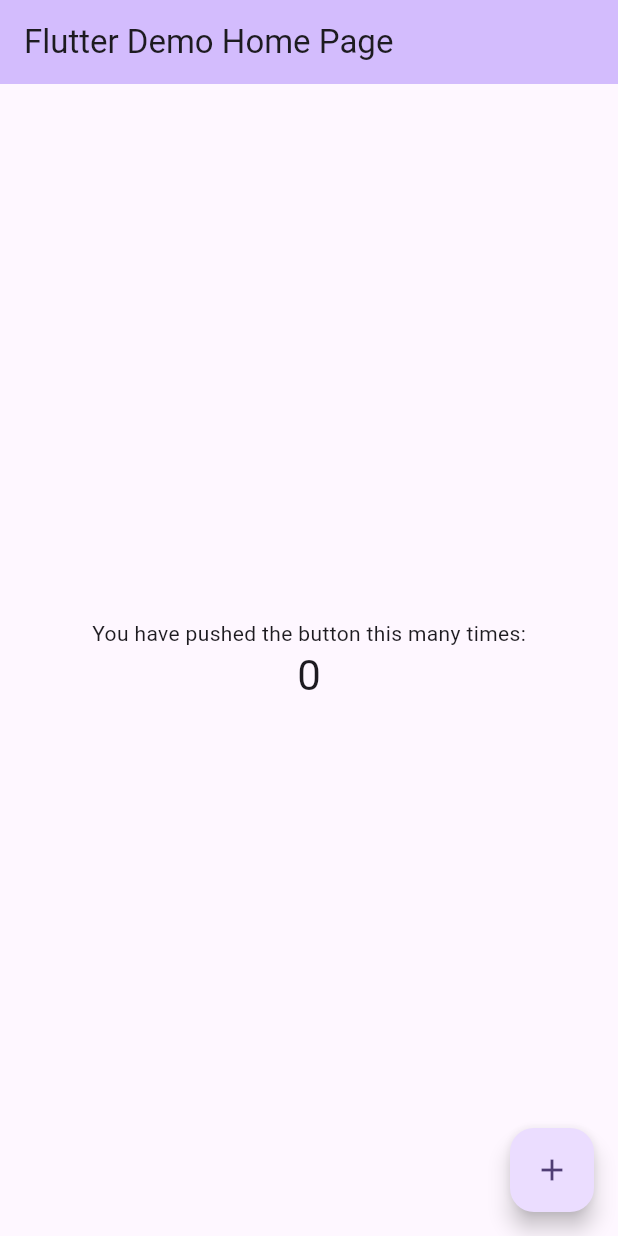
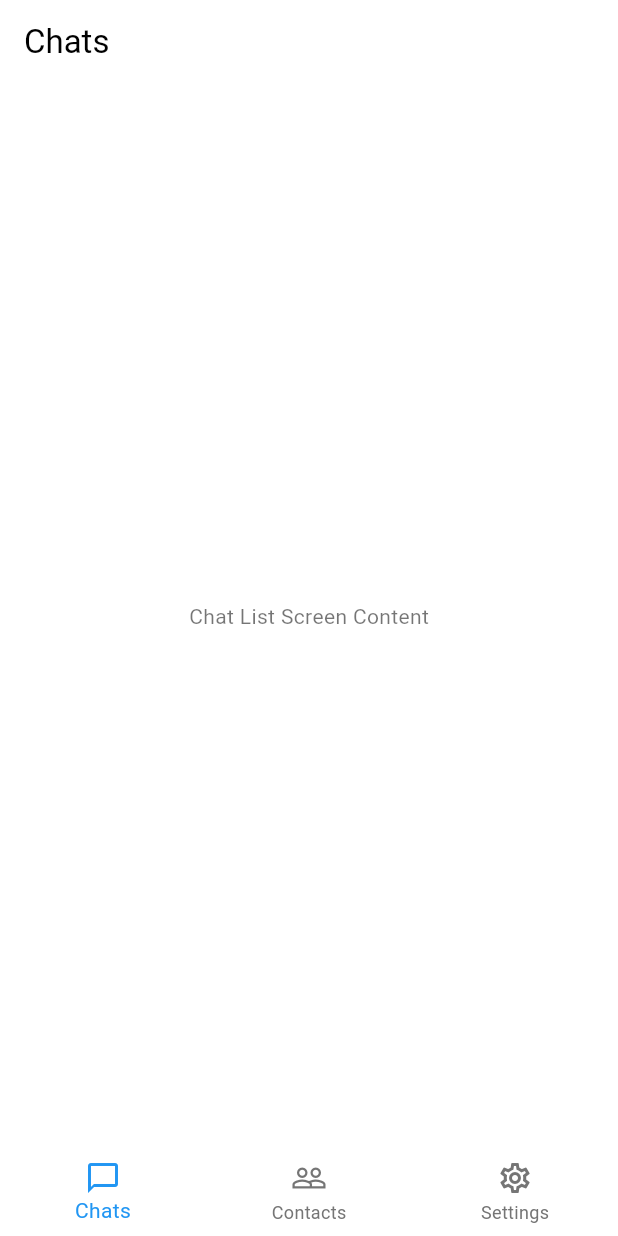
Before and after one commit to could-ai/01983cca-7330-74d1-9a77-8cb864970773, a Flutter app: the screen it shows after launch, on a phone screen of 412 x 824 dp. Run offline on Flutter 3.47's test engine with Material 3 defaults, Android fonts, the phone set to English and light mode, and no system bars; our stand-ins replace shared_preferences.

Commit message:
Add shared_preferences, provider, uuid, and intl dependencies for local storage, state management, unique IDs, and date formatting.; Initialize app with theme, navigation, and Provider for theme management.; Create placeholder for ChatListScreen.; Create placeholder for IndividualChatScreen.; Create placeholder for ContactsScreen.; Create placeholder for SettingsScreen with theme toggle.; Create Message data model.; Create ChatConversation data model.; Create Contact data model.; Create ThemeProvider for managing light/dark mode and persisting choice.; Create LocalStorageService for managing local data persistence using SharedPreferences.

```diff
--- a/usr/lib/main.dart
+++ b/usr/lib/main.dart
@@ -1,4 +1,9 @@
 import 'package:flutter/material.dart';
+import 'package:provider/provider.dart';
+import 'package:couldai_user_app/screens/chat_list_screen.dart';
+import 'package:couldai_user_app/screens/contacts_screen.dart';
+import 'package:couldai_user_app/screens/settings_screen.dart';
+import 'package:couldai_user_app/providers/theme_provider.dart';
 
 void main() {
   runApp(const MyApp());
@@ -7,114 +12,111 @@ void main() {
 class MyApp extends StatelessWidget {
   const MyApp({super.key});
 
-  // This widget is the root of your application.
   @override
   Widget build(BuildContext context) {
-    return MaterialApp(
-      title: 'Flutter Demo',
-      debugShowCheckedModeBanner: false,
-      theme: ThemeData(
-        // This is the theme of your application.
-        //
-        // TRY THIS: Try running your application with "flutter run". You'll see
-        // the application has a purple toolbar. Then, without quitting the app,
-        // try changing the seedColor in the colorScheme below to Colors.green
-        // and then invoke "hot reload" (save your changes or press the "hot
-        // reload" button in a Flutter-supported IDE, or press "r" if you used
-        // the command line to start the app).
-        //
-        // Notice that the counter didn't reset back to zero; the application
-        // state is not lost during the reload. To reset the state, use hot
-        // restart instead.
-        //
-        // This works for code too, not just values: Most code changes can be
-        // tested with just a hot reload.
-        colorScheme: ColorScheme.fromSeed(seedColor: Colors.deepPurple),
+    return ChangeNotifierProvider(
+      create: (_) => ThemeProvider(),
+      child: Consumer<ThemeProvider>(
+        builder: (context, themeProvider, child) {
+          return MaterialApp(
+            title: 'Flutter Chat App',
+            theme: ThemeData(
+              brightness: Brightness.light,
+              primarySwatch: Colors.blue,
+              appBarTheme: const AppBarTheme(
+                backgroundColor: Colors.white,
+                foregroundColor: Colors.black,
+                elevation: 0,
+              ),
+              scaffoldBackgroundColor: Colors.white,
+              cardColor: Colors.grey[100],
+              textTheme: const TextTheme(
+                bodyLarge: TextStyle(color: Colors.black),
+                bodyMedium: TextStyle(color: Colors.black54),
+              ),
+              bottomNavigationBarTheme: BottomNavigationBarThemeData(
+                selectedItemColor: Colors.blue,
+                unselectedItemColor: Colors.grey[600],
+                backgroundColor: Colors.white,
+                elevation: 0,
+              ),
+            ),
+            darkTheme: ThemeData(
+              brightness: Brightness.dark,
+              primarySwatch: Colors.blueGrey,
+              appBarTheme: AppBarTheme(
+                backgroundColor: Colors.grey[900],
+                foregroundColor: Colors.white,
+                elevation: 0,
+              ),
+              scaffoldBackgroundColor: Colors.grey[900],
+              cardColor: Colors.grey[800],
+              textTheme: const TextTheme(
+                bodyLarge: TextStyle(color: Colors.white),
+                bodyMedium: TextStyle(color: Colors.white70),
+              ),
+              bottomNavigationBarTheme: BottomNavigationBarThemeData(
+                selectedItemColor: Colors.blueAccent,
+                unselectedItemColor: Colors.grey[500],
+                backgroundColor: Colors.grey[900],
+                elevation: 0,
+              ),
+            ),
+            themeMode: themeProvider.themeMode,
+            home: const MainScreen(),
+          );
+        },
       ),
-      home: const MyHomePage(title: 'Flutter Demo Home Page'),
     );
   }
 }
 
-class MyHomePage extends StatefulWidget {
-  const MyHomePage({super.key, required this.title});
-
-  // This widget is the home page of your application. It is stateful, meaning
-  // that it has a State object (defined below) that contains fields that affect
-  // how it looks.
-
-  // This class is the configuration for the state. It holds the values (in this
-  // case the title) provided by the parent (in this case the App widget) and
-  // used by the build method of the State. Fields in a Widget subclass are
-  // always marked "final".
-
-  final String title;
+class MainScreen extends StatefulWidget {
+  const MainScreen({super.key});
 
   @override
-  State<MyHomePage> createState() => _MyHomePageState();
+  State<MainScreen> createState() => _MainScreenState();
 }
 
-class _MyHomePageState extends State<MyHomePage> {
-  int _counter = 0;
+class _MainScreenState extends State<MainScreen> {
+  int _selectedIndex = 0;
 
-  void _incrementCounter() {
+  static final List<Widget> _widgetOptions = <Widget>[
+    const ChatListScreen(),
+    const ContactsScreen(),
+    const SettingsScreen(),
+  ];
+
+  void _onItemTapped(int index) {
     setState(() {
-      // This call to setState tells the Flutter framework that something has
-      // changed in this State, which causes it to rerun the build method below
-      // so that the display can reflect the updated values. If we changed
-      // _counter without calling setState(), then the build method would not be
-      // called again, and so nothing would appear to happen.
-      _counter++;
+      _selectedIndex = index;
     });
   }
 
   @override
   Widget build(BuildContext context) {
-    // This method is rerun every time setState is called, for instance as done
-    // by the _incrementCounter method above.
-    //
-    // The Flutter framework has been optimized to make rerunning build methods
-    // fast, so that you can just rebuild anything that needs updating rather
-    // than having to individually change instances of widgets.
     return Scaffold(
-      appBar: AppBar(
-        // TRY THIS: Try changing the color here to a specific color (to
-        // Colors.amber, perhaps?) and trigger a hot reload to see the AppBar
-        // change color while the other colors stay the same.
-        backgroundColor: Theme.of(context).colorScheme.inversePrimary,
-        // Here we take the value from the MyHomePage object that was created by
-        // the App.build method, and use it to set our appbar title.
-        title: Text(widget.title),
+      body: Center(
+        child: _widgetOptions.elementAt(_selectedIndex),
       ),
-      body: Center(
-        // Center is a layout widget. It takes a single child and positions it
-        // in the middle of the parent.
-        child: Column(
-          // Column is also a layout widget. It takes a list of children and
-          // arranges them vertically. By default, it sizes itself to fit its
-          // children horizontally, and tries to be as tall as its parent.
-          //
-          // Column has various properties to control how it sizes itself and
-          // how it positions its children. Here we use mainAxisAlignment to
-          // center the children vertically; the main axis here is the vertical
-          // axis because Columns are vertical (the cross axis would be
-          // horizontal).
-          //
-          // TRY THIS: Invoke "debug painting" (choose the "Toggle Debug Paint"
-          // action in the IDE, or press "p" in the console), to see the
-          // wireframe for each widget.
-          mainAxisAlignment: MainAxisAlignment.center,
-          children: <Widget>[
-            const Text('You have pushed the button this many times:'),
-            Text('$_counter', style: Theme.of(context).textTheme.headlineMedium),
-          ],
-        ),
+      bottomNavigationBar: BottomNavigationBar(
+        items: const <BottomNavigationBarItem>[
+          BottomNavigationBarItem(
+            icon: Icon(Icons.chat_bubble_outline),
+            label: 'Chats',
+          ),
+          BottomNavigationBarItem(
+            icon: Icon(Icons.people_outline),
+            label: 'Contacts',
+          ),
+          BottomNavigationBarItem(
+            icon: Icon(Icons.settings_outlined),
+            label: 'Settings',
+          ),
+        ],
+        currentIndex: _selectedIndex,
+        onTap: _onItemTapped,
       ),
-      floatingActionButton: FloatingActionButton(
-        onPressed: _incrementCounter,
-        tooltip: 'Increment',
-        child: const Icon(Icons.add),
-      ), // This trailing comma makes auto-formatting nicer for build methods.
     );
   }
 }
--- /dev/null
+++ b/usr/lib/providers/theme_provider.dart
@@ -0,0 +1,26 @@
+import 'package:flutter/material.dart';
+import 'package:shared_preferences/shared_preferences.dart';
+
+class ThemeProvider with ChangeNotifier {
+  ThemeMode _themeMode = ThemeMode.system;
+
+  ThemeMode get themeMode => _themeMode;
+
+  ThemeProvider() {
+    _loadThemeMode();
+  }
+
+  void _loadThemeMode() async {
+    final prefs = await SharedPreferences.getInstance();
+    final isDarkMode = prefs.getBool('isDarkMode') ?? false;
+    _themeMode = isDarkMode ? ThemeMode.dark : ThemeMode.light;
+    notifyListeners();
+  }
+
+  void toggleTheme(bool isDark) async {
+    _themeMode = isDark ? ThemeMode.dark : ThemeMode.light;
+    notifyListeners();
+    final prefs = await SharedPreferences.getInstance();
+    prefs.setBool('isDarkMode', isDark);
+  }
+}
--- /dev/null
+++ b/usr/lib/screens/chat_list_screen.dart
@@ -0,0 +1,17 @@
+import 'package:flutter/material.dart';
+
+class ChatListScreen extends StatelessWidget {
+  const ChatListScreen({super.key});
+
+  @override
+  Widget build(BuildContext context) {
+    return Scaffold(
+      appBar: AppBar(
+        title: const Text('Chats'),
+      ),
+      body: const Center(
+        child: Text('Chat List Screen Content'),
+      ),
+    );
+  }
+}
--- a/usr/pubspec.yaml
+++ b/usr/pubspec.yaml
@@ -1,3 +1,4 @@
+
 name: couldai_user_app
 description: "A new Flutter project."
 publish_to: 'none'
@@ -9,6 +10,10 @@ dependencies:
     sdk: flutter
   cupertino_icons: ^1.0.8
   supabase_flutter: ^2.9.1
+  shared_preferences: ^2.2.3
+  provider: ^6.1.2
+  uuid: ^4.4.0
+  intl: ^0.19.0
 
 dev_dependencies:
   flutter_test:
```
Also changed, not shown: usr/lib/models/chat_conversation.dart (added, +39 -0 lines), usr/lib/models/contact.dart (added, +31 -0 lines), usr/lib/models/message.dart (added, +39 -0 lines), usr/lib/screens/contacts_screen.dart (added, +17 -0 lines), usr/lib/screens/individual_chat_screen.dart (added, +19 -0 lines), usr/lib/screens/settings_screen.dart (added, +37 -0 lines), usr/lib/services/local_storage_service.dart (added, +50 -0 lines).
